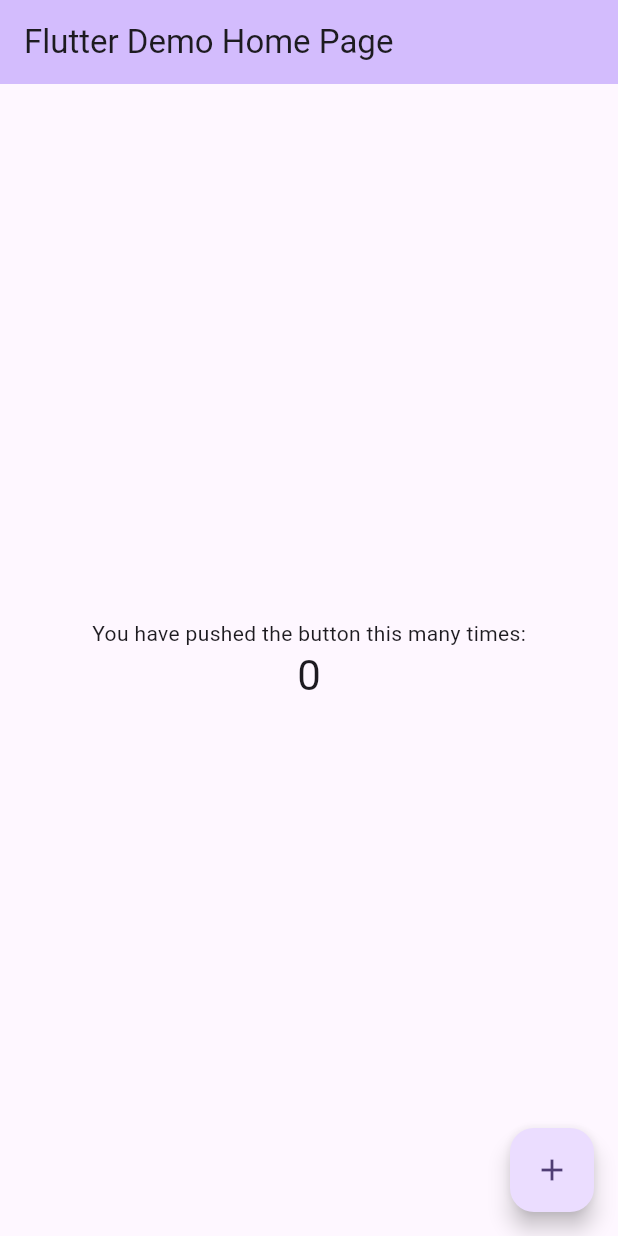
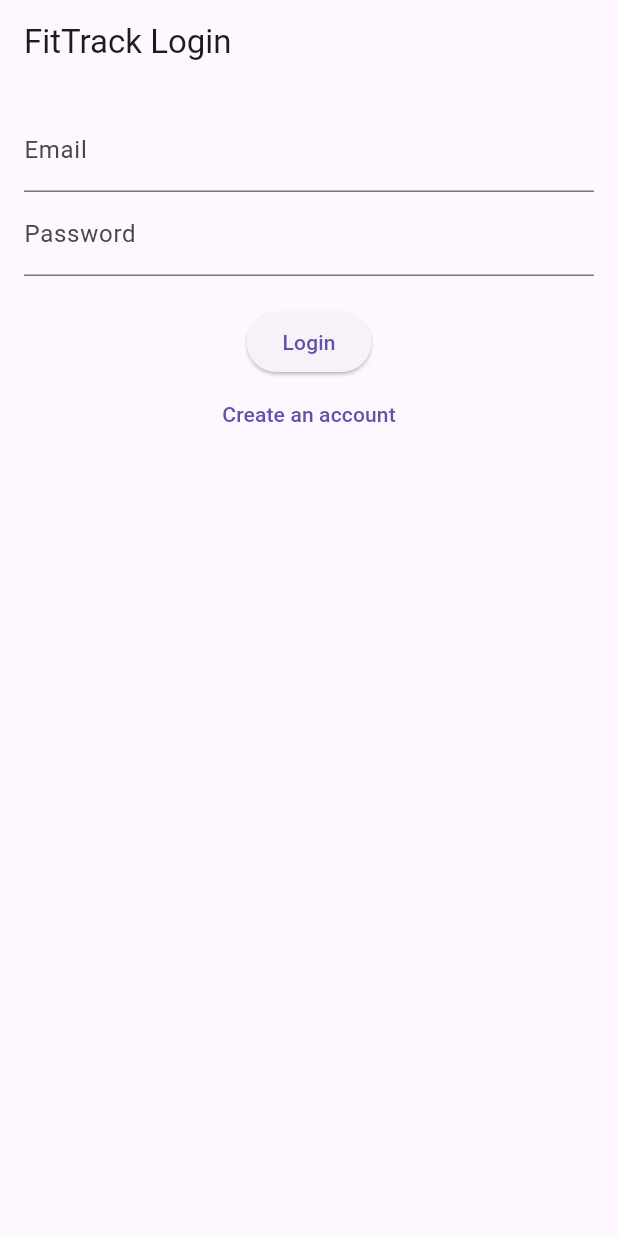
Before and after one commit to LysinKirill/FitTrack, a Flutter app: the screen it shows after launch, on a phone screen of 412 x 824 dp. Run offline on Flutter 3.47's test engine with Material 3 defaults, Android fonts, the phone set to English and light mode, and no system bars; our stand-ins replace sqflite; accounts and stored records are empty.

```diff
--- a/lib/main.dart
+++ b/lib/main.dart
@@ -1,122 +1,30 @@
 import 'package:flutter/material.dart';
+import 'package:fit_track/screens/auth/login_screen.dart';
+import 'package:fit_track/services/database/db_helper.dart';
+import 'package:fit_track/services/auth_service.dart';
 
-void main() {
-  runApp(const MyApp());
+void main() async {
+  WidgetsFlutterBinding.ensureInitialized();
+  final dbHelper = DatabaseHelper.instance;
+  final authService = AuthService(dbHelper);
+
+  runApp(MyApp(authService: authService));
 }
 
 class MyApp extends StatelessWidget {
-  const MyApp({super.key});
+  final AuthService authService;
 
-  // This widget is the root of your application.
+  const MyApp({Key? key, required this.authService}) : super(key: key);
+
   @override
   Widget build(BuildContext context) {
     return MaterialApp(
-      title: 'Flutter Demo',
+      title: 'FitTrack',
       theme: ThemeData(
-        // This is the theme of your application.
-        //
-        // TRY THIS: Try running your application with "flutter run". You'll see
-        // the application has a purple toolbar. Then, without quitting the app,
-        // try changing the seedColor in the colorScheme below to Colors.green
-        // and then invoke "hot reload" (save your changes or press the "hot
-        // reload" button in a Flutter-supported IDE, or press "r" if you used
-        // the command line to start the app).
-        //
-        // Notice that the counter didn't reset back to zero; the application
-        // state is not lost during the reload. To reset the state, use hot
-        // restart instead.
-        //
-        // This works for code too, not just values: Most code changes can be
-        // tested with just a hot reload.
-        colorScheme: ColorScheme.fromSeed(seedColor: Colors.deepPurple),
+        primarySwatch: Colors.blue,
+        visualDensity: VisualDensity.adaptivePlatformDensity,
       ),
-      home: const MyHomePage(title: 'Flutter Demo Home Page'),
+      home: LoginScreen(authService: authService),
     );
   }
 }
-
-class MyHomePage extends StatefulWidget {
-  const MyHomePage({super.key, required this.title});
-
-  // This widget is the home page of your application. It is stateful, meaning
-  // that it has a State object (defined below) that contains fields that affect
-  // how it looks.
-
-  // This class is the configuration for the state. It holds the values (in this
-  // case the title) provided by the parent (in this case the App widget) and
-  // used by the build method of the State. Fields in a Widget subclass are
-  // always marked "final".
-
-  final String title;
-
-  @override
-  State<MyHomePage> createState() => _MyHomePageState();
-}
-
-class _MyHomePageState extends State<MyHomePage> {
-  int _counter = 0;
-
-  void _incrementCounter() {
-    setState(() {
-      // This call to setState tells the Flutter framework that something has
-      // changed in this State, which causes it to rerun the build method below
-      // so that the display can reflect the updated values. If we changed
-      // _counter without calling setState(), then the build method would not be
-      // called again, and so nothing would appear to happen.
-      _counter++;
-    });
-  }
-
-  @override
-  Widget build(BuildContext context) {
-    // This method is rerun every time setState is called, for instance as done
-    // by the _incrementCounter method above.
-    //
-    // The Flutter framework has been optimized to make rerunning build methods
-    // fast, so that you can just rebuild anything that needs updating rather
-    // than having to individually change instances of widgets.
-    return Scaffold(
-      appBar: AppBar(
-        // TRY THIS: Try changing the color here to a specific color (to
-        // Colors.amber, perhaps?) and trigger a hot reload to see the AppBar
-        // change color while the other colors stay the same.
-        backgroundColor: Theme.of(context).colorScheme.inversePrimary,
-        // Here we take the value from the MyHomePage object that was created by
-        // the App.build method, and use it to set our appbar title.
-        title: Text(widget.title),
-      ),
-      body: Center(
-        // Center is a layout widget. It takes a single child and positions it
-        // in the middle of the parent.
-        child: Column(
-          // Column is also a layout widget. It takes a list of children and
-          // arranges them vertically. By default, it sizes itself to fit its
-          // children horizontally, and tries to be as tall as its parent.
-          //
-          // Column has various properties to control how it sizes itself and
-          // how it positions its children. Here we use mainAxisAlignment to
-          // center the children vertically; the main axis here is the vertical
-          // axis because Columns are vertical (the cross axis would be
-          // horizontal).
-          //
-          // TRY THIS: Invoke "debug painting" (choose the "Toggle Debug Paint"
-          // action in the IDE, or press "p" in the console), to see the
-          // wireframe for each widget.
-          mainAxisAlignment: MainAxisAlignment.center,
-          children: <Widget>[
-            const Text('You have pushed the button this many times:'),
-            Text(
-              '$_counter',
-              style: Theme.of(context).textTheme.headlineMedium,
-            ),
-          ],
-        ),
-      ),
-      floatingActionButton: FloatingActionButton(
-        onPressed: _incrementCounter,
-        tooltip: 'Increment',
-        child: const Icon(Icons.add),
-      ), // This trailing comma makes auto-formatting nicer for build methods.
-    );
-  }
-}
--- /dev/null
+++ b/lib/models/user.dart
@@ -0,0 +1,35 @@
+class User {
+  final int? id;
+  final String name;
+  final String email;
+  final String password; // Note: In a real app, never store plain passwords
+  final DateTime createdAt;
+
+  User({
+    this.id,
+    required this.name,
+    required this.email,
+    required this.password,
+    required this.createdAt,
+  });
+
+  Map<String, dynamic> toMap() {
+    return {
+      'id': id,
+      'name': name,
+      'email': email,
+      'password': password,
+      'created_at': createdAt.toIso8601String(),
+    };
+  }
+
+  factory User.fromMap(Map<String, dynamic> map) {
+    return User(
+      id: map['id'],
+      name: map['name'],
+      email: map['email'],
+      password: map['password'],
+      createdAt: DateTime.parse(map['created_at']),
+    );
+  }
+}
--- /dev/null
+++ b/lib/screens/auth/login_screen.dart
@@ -0,0 +1,108 @@
+import 'package:flutter/material.dart';
+import 'package:fit_track/services/auth_service.dart';
+import 'register_screen.dart';
+
+class LoginScreen extends StatefulWidget {
+  final AuthService authService;
+
+  const LoginScreen({Key? key, required this.authService}) : super(key: key);
+
+  @override
+  _LoginScreenState createState() => _LoginScreenState();
+}
+
+class _LoginScreenState extends State<LoginScreen> {
+  final _formKey = GlobalKey<FormState>();
+  final _emailController = TextEditingController();
+  final _passwordController = TextEditingController();
+  bool _isLoading = false;
+
+  Future<void> _login() async {
+    if (_formKey.currentState!.validate()) {
+      setState(() => _isLoading = true);
+
+      final user = await widget.authService.loginUser(
+        _emailController.text,
+        _passwordController.text,
+      );
+
+      setState(() => _isLoading = false);
+
+      if (user != null) {
+        // Navigate to home screen (we'll implement this later)
+        ScaffoldMessenger.of(context).showSnackBar(
+          const SnackBar(content: Text('Login successful!')),
+        );
+      } else {
+        ScaffoldMessenger.of(context).showSnackBar(
+          const SnackBar(content: Text('Invalid credentials')),
+        );
+      }
+    }
+  }
+
+  @override
+  Widget build(BuildContext context) {
+    return Scaffold(
+      appBar: AppBar(title: const Text('FitTrack Login')),
+      body: Padding(
+        padding: const EdgeInsets.all(16.0),
+        child: Form(
+          key: _formKey,
+          child: Column(
+            children: [
+              TextFormField(
+                controller: _emailController,
+                decoration: const InputDecoration(labelText: 'Email'),
+                validator: (value) {
+                  if (value == null || value.isEmpty) {
+                    return 'Please enter your email';
+                  }
+                  return null;
+                },
+              ),
+              TextFormField(
+                controller: _passwordController,
+                decoration: const InputDecoration(labelText: 'Password'),
+                obscureText: true,
+                validator: (value) {
+                  if (value == null || value.isEmpty) {
+                    return 'Please enter your password';
+                  }
+                  return null;
+                },
+              ),
+              const SizedBox(height: 20),
+              _isLoading
+                  ? const CircularProgressIndicator()
+                  : ElevatedButton(
+                onPressed: _login,
+                child: const Text('Login'),
+              ),
+              TextButton(
+                onPressed: () {
+                  Navigator.push(
+                    context,
+                    MaterialPageRoute(
+                      builder: (context) => RegisterScreen(
+                        authService: widget.authService,
+                      ),
+                    ),
+                  );
+                },
+                child: const Text('Create an account'),
+              ),
+            ],
+          ),
+        ),
+      ),
+    );
+  }
+
+  @override
+  void dispose() {
+    _emailController.dispose();
+    _passwordController.dispose();
+    super.dispose();
+  }
+}
--- /dev/null
+++ b/lib/services/auth_service.dart
@@ -0,0 +1,37 @@
+import '../models/user.dart';
+import 'database/db_helper.dart';
+
+class AuthService {
+  final DatabaseHelper dbHelper;
+
+  AuthService(this.dbHelper);
+
+  Future<int> registerUser(User user) async {
+    final db = await dbHelper.database;
+    return await db.insert('users', user.toMap());
+  }
+
+  Future<User?> loginUser(String email, String password) async {
+    final db = await dbHelper.database;
+    final maps = await db.query(
+      'users',
+      where: 'email = ? AND password = ?',
+      whereArgs: [email, password],
+    );
+
+    if (maps.isNotEmpty) {
+      return User.fromMap(maps.first);
+    }
+    return null;
+  }
+
+  Future<bool> emailExists(String email) async {
+    final db = await dbHelper.database;
+    final maps = await db.query(
+      'users',
+      where: 'email = ?',
+      whereArgs: [email],
+    );
+    return maps.isNotEmpty;
+  }
+}
--- /dev/null
+++ b/lib/services/database/db_helper.dart
@@ -0,0 +1,39 @@
+import 'package:sqflite/sqflite.dart';
+import 'package:path/path.dart';
+
+class DatabaseHelper {
+  static final DatabaseHelper instance = DatabaseHelper._init();
+  static Database? _database;
+
+  DatabaseHelper._init();
+
+  Future<Database> get database async {
+    if (_database != null) return _database!;
+    _database = await _initDB('fit_track.db');
+    return _database!;
+  }
+
+  Future<Database> _initDB(String filePath) async {
+    final dbPath = await getDatabasesPath();
+    final path = join(dbPath, filePath);
+
+    return await openDatabase(path, version: 1, onCreate: _createDB);
+  }
+
+  Future _createDB(Database db, int version) async {
+    await db.execute('''
+      CREATE TABLE users (
+        id INTEGER PRIMARY KEY AUTOINCREMENT,
+        name TEXT NOT NULL,
+        email TEXT NOT NULL UNIQUE,
+        password TEXT NOT NULL,
+        created_at TEXT NOT NULL
+      )
+    ''');
+  }
+
+  Future close() async {
+    final db = await instance.database;
+    db.close();
+  }
+}
```
Also changed, not shown: lib/screens/auth/register_screen.dart (added, +143 -0 lines), pubspec.yaml (+11 -1 lines).
